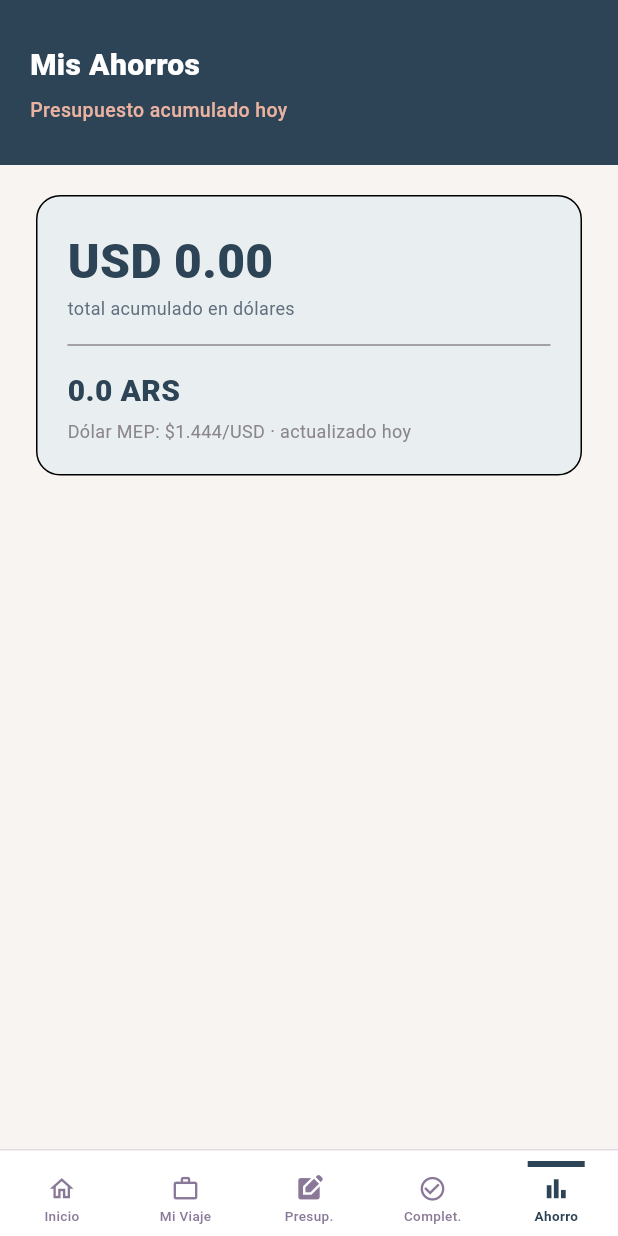
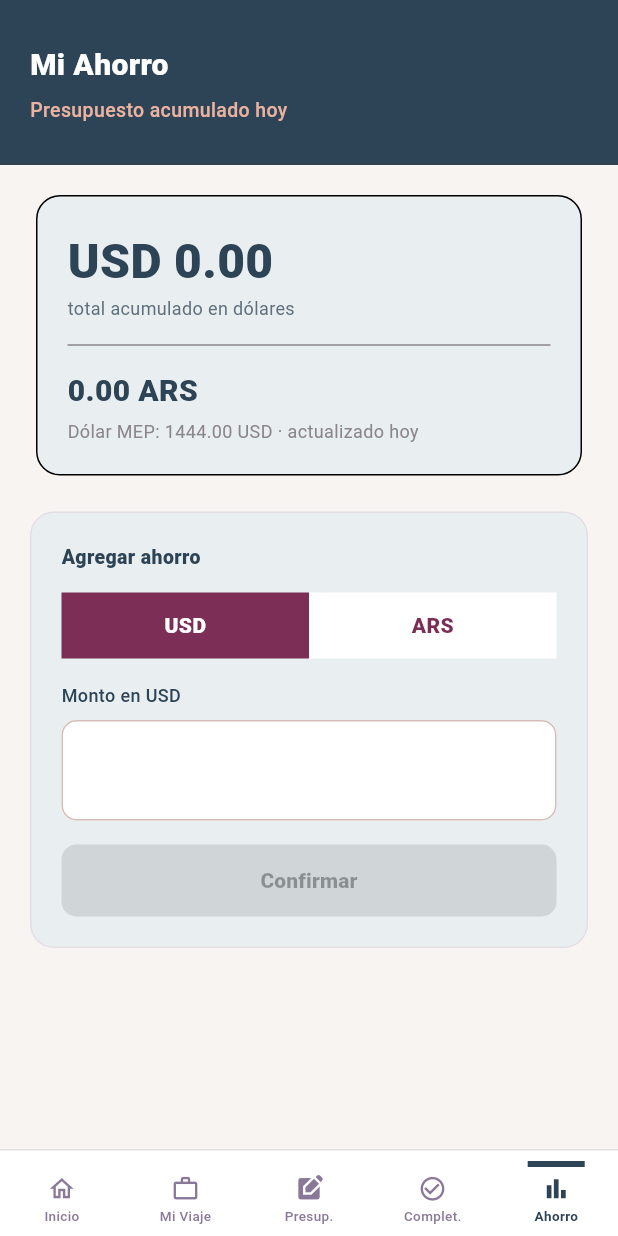
Before and after one commit to danielafranc/tp3-planificador-de-viajes, a Flutter app: the SavingsScreen screen opened by its route, item 2 of the bottom bar chosen, after a tap on "Ahorro", on a phone screen of 412 x 824 dp. Run offline on Flutter 3.47's test engine with Material 3 defaults, Android fonts, the phone set to English and light mode, and no system bars; our stand-ins replace cloud_firestore, firebase_auth, firebase_core, flutter_riverpod, go_router; accounts and stored records are empty; network calls fail.

Commit message:
agrego formulario para agregar ahorro

```diff
--- a/lib/presentation/providers/savings_provider.dart
+++ b/lib/presentation/providers/savings_provider.dart
@@ -95,4 +95,40 @@ class SavingsNotifier extends Notifier<SavingsState> {
       );
     }
   }
+
+
+  Future<void> addMovement({
+    required double amount,
+    required String currency,
+    required double mepRate,
+  }) async {
+
+    final collection = _movementsCollection();
+
+    if (collection == null) {
+      state = state.copyWith(errorMessage: 'Sesión no iniciada');
+      return;
+    }
+    final amountUsd = (currency == 'USD') ? amount : amount / mepRate;
+    final movement = SavingsMovement(
+      id: '',
+      amountUsd: amountUsd,
+      originalAmount: amount,
+      originalCurrency: currency,
+      mepRateUsed: (currency == 'USD') ? null : mepRate,
+      date: DateTime.now(),
+    );
+
+    state = state.copyWith(isLoading: true, clearErrorMessage: true);
+
+    try {
+      await collection.add(movement);
+      await getAllMovements();
+    } catch (e) {
+      state = state.copyWith(
+        isLoading: false,
+        errorMessage: 'No se pudo registrar el ahorro.',
+      );
+    }
+  }
 }
--- a/lib/presentation/screens/home_screen.dart
+++ b/lib/presentation/screens/home_screen.dart
@@ -343,7 +343,10 @@ class _TripPlannerBottomNavigation extends StatelessWidget {
               label: 'Complet.',
               onTap: () => context.go('/completed'),
             ),
-            const _NavItem(icon: Icons.bar_chart, label: 'Ahorro'),
+            _NavItem(icon: Icons.bar_chart,
+             label: 'Ahorro',
+             onTap: () => context.go('/savings'),
+            ),
           ],
         ),
       ),
--- a/lib/presentation/screens/savings_screen.dart
+++ b/lib/presentation/screens/savings_screen.dart
@@ -4,13 +4,26 @@ import '../../core/theme/app_colors.dart';
 import '../../core/theme/app_text_styles.dart';
 import '../../core/widgets/app_bottom_nav.dart';
 import '../providers/savings_provider.dart';
+import '../providers/dollar_provider.dart';
+import 'package:flutter/services.dart';
 
-class SavingsScreen extends ConsumerWidget {
+class SavingsScreen extends ConsumerStatefulWidget {
 static const String name = 'savings_screen';
 const SavingsScreen({super.key});
+@override
+  ConsumerState<SavingsScreen> createState() => _SavingsScreenState();
+}
 
+class _SavingsScreenState extends ConsumerState<SavingsScreen> {
   @override
-  Widget build(BuildContext context, WidgetRef ref) {
+  void initState() {
+    super.initState();
+    Future.microtask(() {
+      ref.read(savingsProvider.notifier).getAllMovements();
+    });
+  }
+@override
+  Widget build(BuildContext context) {
     return Scaffold(
       body: SafeArea(
         bottom: false,
@@ -43,7 +56,7 @@ const _SavingsHeader();
         mainAxisAlignment: MainAxisAlignment.center,
         children: [
           Text(
-            'Mis Ahorros',
+            'Mi Ahorro',
             style: AppTextStyles.headerTitle,
           ),
           SizedBox(height: 6),
@@ -68,12 +81,11 @@ class _SavingsContent extends StatelessWidget {
       children: const [
         _TotalAmountSavings(),
         SizedBox(height: 24),
+        AddSavingsForm(),
       ],
     );
   }
 }
-
-
 
 class _TotalAmountSavings extends ConsumerWidget {
   const _TotalAmountSavings();
@@ -81,7 +93,8 @@ class _TotalAmountSavings extends ConsumerWidget {
   @override
   Widget build(BuildContext context, WidgetRef ref) {
     final savingsState = ref.watch(savingsProvider);
-    //final dolarMEP = ref.watch(newTripProvider.notifier).fetchMep();
+    final mepAsync = ref.watch(dollarMepProvider);
+    final mep = mepAsync.value ?? 1444.0;
 
     return Container(
       margin: const EdgeInsets.symmetric(horizontal: 4),
@@ -107,20 +120,140 @@ class _TotalAmountSavings extends ConsumerWidget {
           ),
           const Divider(height: 32, color: AppColors.muted),
           Text(
-            //me falta usar el valor del dolar
-            '${(savingsState.totalUsd) } ARS',
+            '${(savingsState.totalUsd * mep).toStringAsFixed(2)} ARS',
              style: AppTextStyles.headerTitle.copyWith(
              color: AppColors.navy,
              fontSize: 20,
             ),
           ),
           const SizedBox(height: 4),
-          const Text(
-            'Dólar MEP: \$1.444/USD · actualizado hoy',
-            style: TextStyle(fontSize: 12, color: AppColors.muted),
+          Text(
+          'Dólar MEP: ${mep.toStringAsFixed(2)} USD · actualizado hoy',
+           style: const TextStyle(fontSize: 12, color: AppColors.muted),
           ),
         ],
       ),
     );
   }
 }
+
+class AddSavingsForm extends ConsumerStatefulWidget {
+  const AddSavingsForm({super.key});
+
+  @override
+  ConsumerState<AddSavingsForm>  createState() => _AddSavingsFormState();
+}
+
+class _AddSavingsFormState extends ConsumerState<AddSavingsForm> {
+  String _currency = 'USD';
+  final _amountController = TextEditingController();
+  @override
+  void dispose() {
+    _amountController.dispose();
+    super.dispose();
+  }
+
+  @override
+  Widget build(BuildContext context) {
+    final mep = ref.watch(dollarMepProvider).value ?? 1444.0;
+    final amount = double.tryParse(_amountController.text) ?? 0;
+    final isValid = amount > 0;
+    return Container(
+      padding: const EdgeInsets.all(20),
+      decoration: BoxDecoration(
+        color: const Color.fromARGB(246, 232, 239, 240),
+        borderRadius: BorderRadius.circular(16),
+        border: Border.all(color: AppColors.border),
+      ),
+      child: Column(
+        crossAxisAlignment: CrossAxisAlignment.start,
+        children: [
+          const Text('Agregar ahorro', style: AppTextStyles.sectionTitle),
+          const SizedBox(height: 14),
+          Row(
+            children: [
+              _currencyButton('USD'),
+              _currencyButton('ARS'),
+            ],
+          ),
+          const SizedBox(height: 16),
+          Text('Monto en $_currency', style: AppTextStyles.fieldLabel),
+          const SizedBox(height: 8),
+          TextField(
+            controller: _amountController,
+            keyboardType: const TextInputType.numberWithOptions(decimal: true),
+            inputFormatters: [FilteringTextInputFormatter.allow(RegExp(r'[0-9.]')),],
+            style: const TextStyle(fontSize: 26, fontWeight: FontWeight.w700),
+            onChanged: (_) => setState(() {}),
+            decoration: InputDecoration(
+              filled: true,
+              fillColor: AppColors.white,
+              contentPadding: const EdgeInsets.symmetric(horizontal: 14, vertical: 14),
+              enabledBorder: OutlineInputBorder(
+                borderRadius: BorderRadius.circular(10),
+                borderSide: const BorderSide(color: Color(0xFFD7BDB8)),
+              ),
+              focusedBorder: OutlineInputBorder(
+                borderRadius: BorderRadius.circular(10),
+                borderSide: const BorderSide(color: Color(0xFF7C2E56), width: 1.4),
+              ),
+            ),
+          ),
+           const SizedBox(height: 16),
+        SizedBox(
+          width: double.infinity,
+          height: 48,
+          child: ElevatedButton(
+            onPressed: isValid ? () {
+              final amount = double.tryParse(_amountController.text) ?? 0;
+              ref.read(savingsProvider.notifier).addMovement(
+                    amount: amount,
+                    currency: _currency,
+                    mepRate: mep,
+                  );
+              _amountController.clear();
+            } : null,
+            style: ElevatedButton.styleFrom(
+              backgroundColor: const Color(0xFF7C2E56),
+              foregroundColor: AppColors.white,
+              shape: RoundedRectangleBorder(
+              borderRadius: BorderRadius.circular(10),
+              ),
+            ),
+            child: const Text('Confirmar', style: AppTextStyles.buttonText),
+          ),
+        ),
+
+
+        ],
+      ),
+    );
+  }
+
+  Widget _currencyButton(String currency) {
+    final selected = _currency == currency;
+    return Expanded(
+      child: GestureDetector(
+        onTap: () {
+          setState(() {
+            _currency = currency;
+          });
+        },
+        child: Container(
+          height: 44,
+          alignment: Alignment.center,
+          decoration: BoxDecoration(
+            color: selected ? const Color(0xFF7C2E56) : AppColors.white,
+          ),
+          child: Text(
+            currency,
+            style: TextStyle(
+              color: selected ? AppColors.white : const Color(0xFF7C2E56),
+              fontWeight: FontWeight.w800,
+            ),
+          ),
+        ),
+      ),
+    );
+  }
+}
```
Lines whose indentation alone changed are shown as unchanged.
